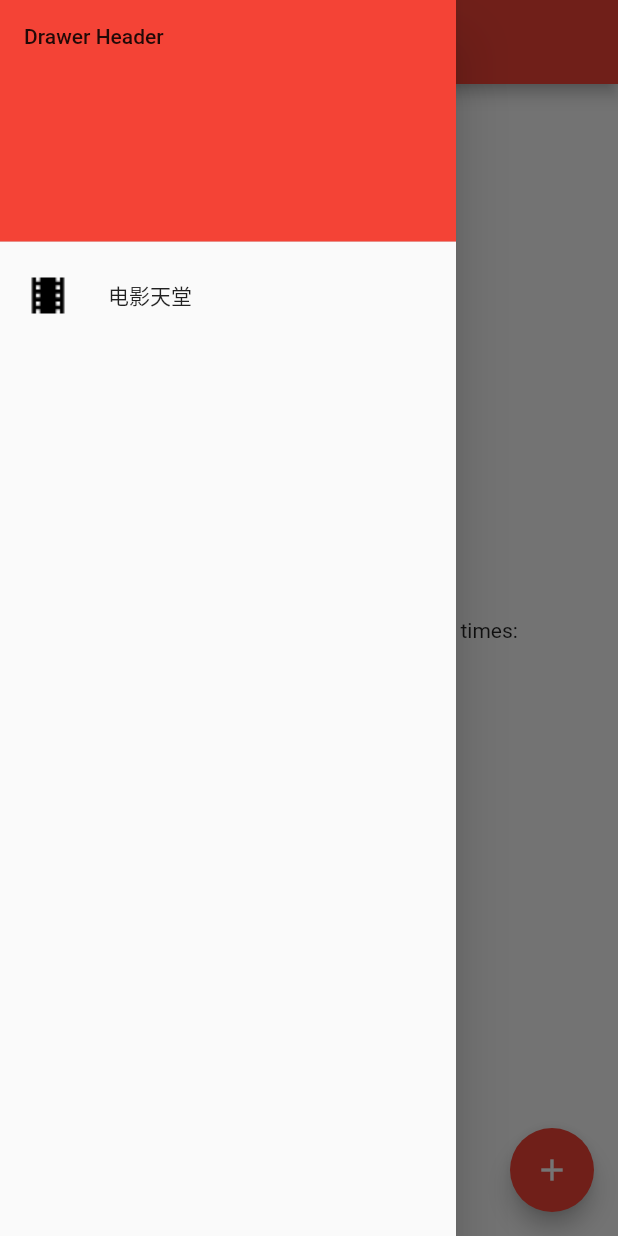
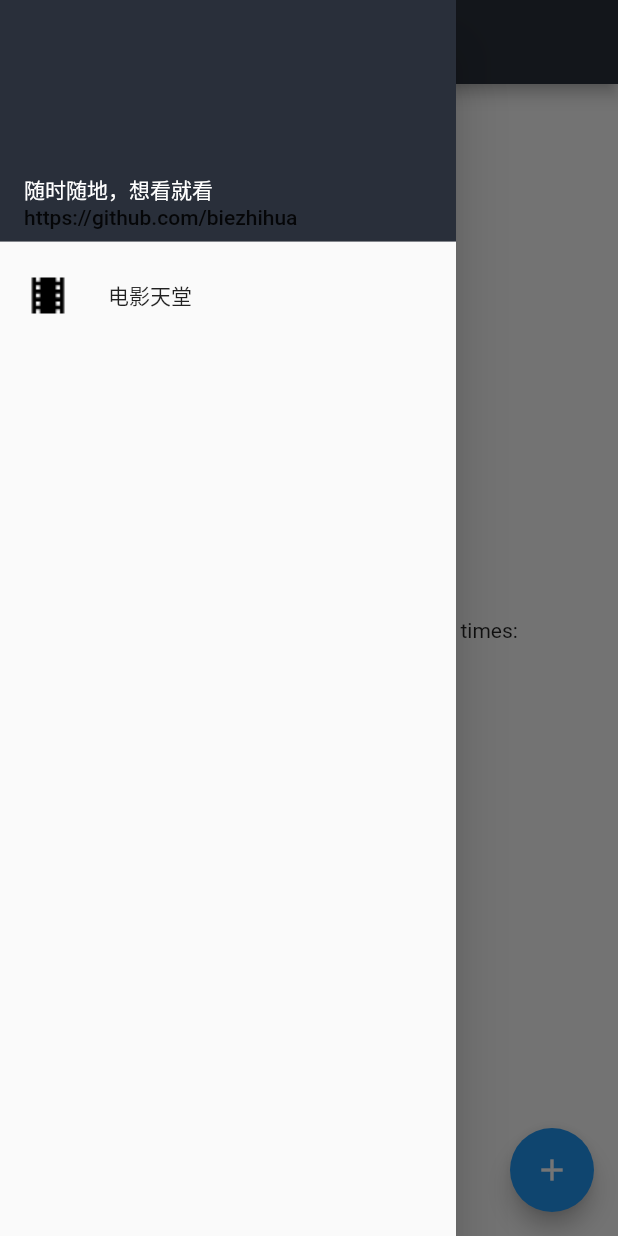
Before and after one commit to biezhihua/DYTT-Flutter, a Flutter app: the screen it shows after launch, with the side drawer open, on a phone screen of 412 x 824 dp. Run offline on Flutter 3.47's test engine with Material 2 defaults, Android fonts, the phone set to English and light mode, and no system bars.

Commit message:
Custom MaterialApp Theme Color

```diff
--- a/lib/main.dart
+++ b/lib/main.dart
@@ -1,3 +1,4 @@
+import 'package:DYTT_FLUTTER/material_theme.dart';
 import 'package:flutter/material.dart';
 
 void main() => runApp(new MyApp());
@@ -7,9 +8,7 @@ class MyApp extends StatelessWidget {
   Widget build(BuildContext context) {
     return new MaterialApp(
       title: '电影天堂',
-      theme: new ThemeData(
-        primarySwatch: Colors.red,
-      ),
+      theme: new ThemeData(primaryColor: DyttMaterialTheme.colorPrimary),
       home: new MyHomePage(title: '电影天堂'),
     );
   }
@@ -44,8 +43,21 @@ class _MyHomePageState extends State<MyHomePage> {
           padding: EdgeInsets.zero,
           children: <Widget>[
             new DrawerHeader(
-                child: new Text('Drawer Header'),
-                decoration: BoxDecoration(color: Colors.red)),
+                child: new Column(
+                    mainAxisAlignment: MainAxisAlignment.end,
+                    crossAxisAlignment: CrossAxisAlignment.start,
+                    children: [
+                      new Text(
+                        '随时随地，想看就看',
+                        style: new TextStyle(color: Colors.white),
+                      ),
+                      new Text(
+                        'https://github.com/biezhihua',
+                        softWrap: false,
+                      )
+                    ]),
+                decoration:
+                    BoxDecoration(color: DyttMaterialTheme.colorPrimary)),
             ListTile(
                 leading: new Image.asset('images/film.png'),
                 title: new Text('电影天堂'),
--- /dev/null
+++ b/lib/material_theme.dart
@@ -0,0 +1,7 @@
+import 'dart:ui';
+
+class DyttMaterialTheme {
+  static const Color colorPrimaryDark = Color(0xFF222730);
+  static const Color colorPrimary = Color(0XFF292F3A);
+  static const Color colorAccent = Color(0XFF757575);
+}
```
